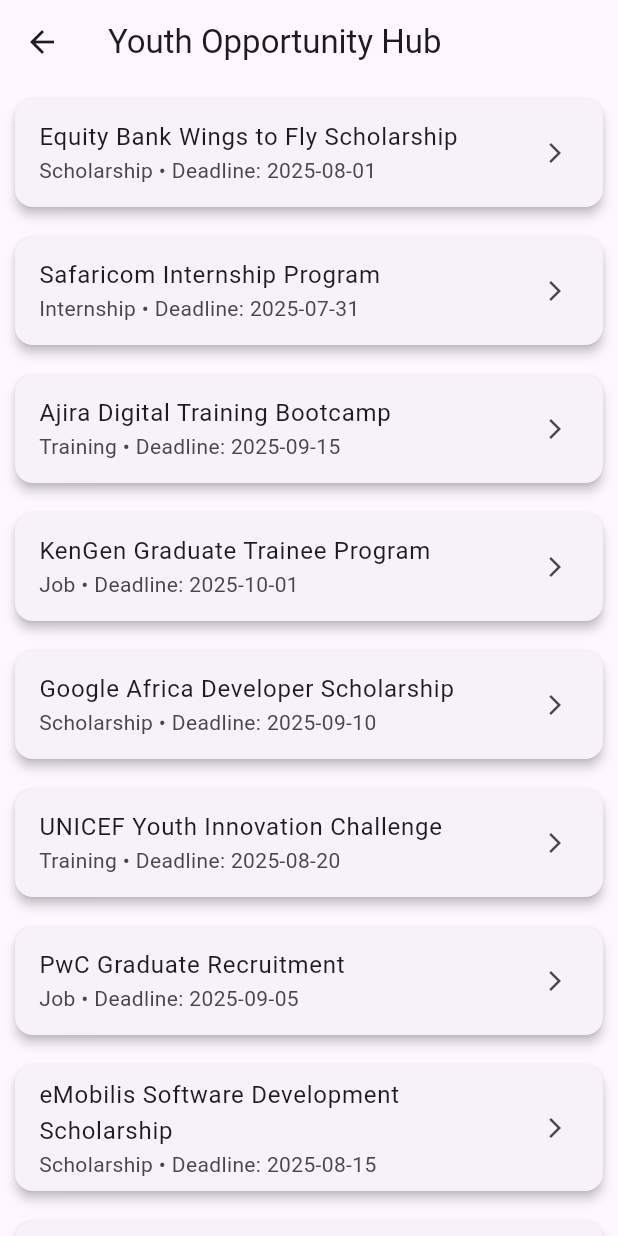
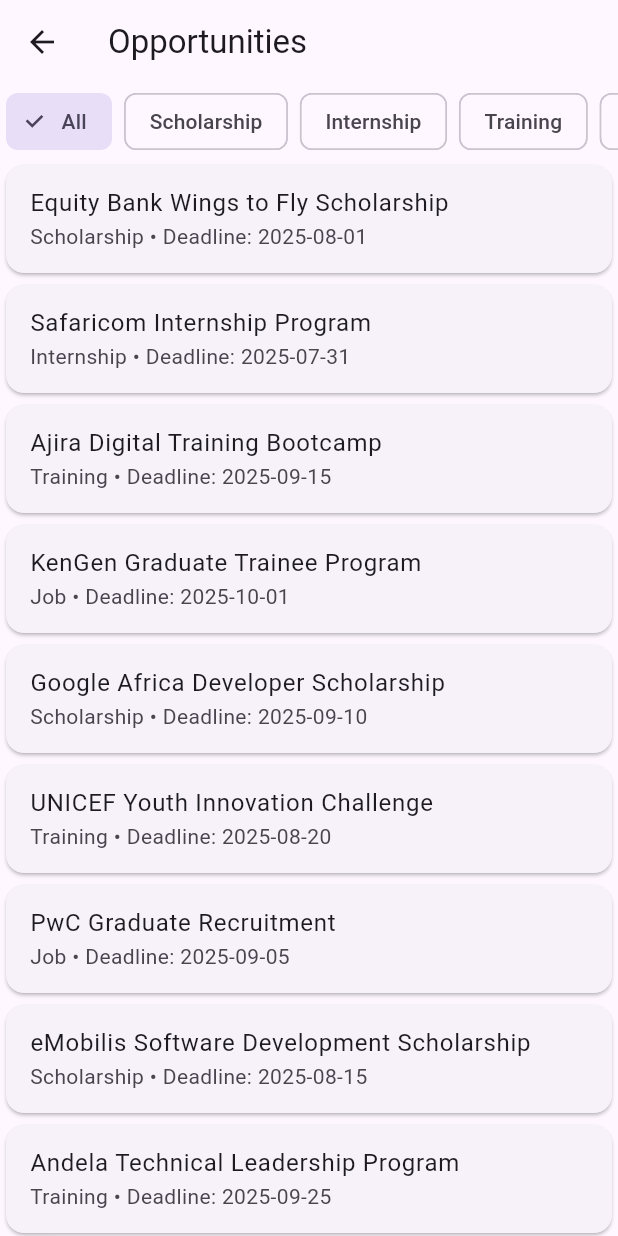
Before and after one commit to bett306/Flutter-project, a Flutter app: the screen it shows after launch, after a tap on "Get Started", on a phone screen of 412 x 824 dp. Run offline on Flutter 3.47's test engine with Material 3 defaults, Android fonts, the phone set to English and light mode, and no system bars; network calls fail.

Commit message:
Updated app Version

```diff
--- /dev/null
+++ b/Prompt guide.txt
@@ -0,0 +1,39 @@
+✅ Youth Opportunity Hub – MVP Progress Summary
+Project Setup: Flutter app initialized with proper folder structure and asset configuration.
+
+Screens Built:
+
+Welcome Screen (Title, image, button)
+
+Login Screen (Username & password fields, login/register buttons)
+
+Home Screen (List of opportunities, category filter, search bar)
+
+Opportunity Detail Screen (Details + Apply link)
+
+Data & Functionality:
+
+Loaded mock data from mock_opportunities.json
+
+Created Opportunity model
+
+
+Integrated image, styled UI, and button interactions
+
+User Experience:
+
+Clean layout using Containers, Columns, Rows
+
+Navigation between screens
+
+Console logging and error handling
+
+
+🔜 Next Steps:
+Add Firebase for real-time data and login
+
+Implement bookmarking
+
+Implemented search and category filtering
+
+Optional: Admin panel and API integration
--- a/lib/models/opportunity_model.dart
+++ b/lib/models/opportunity_model.dart
@@ -2,34 +2,36 @@ class Opportunity {
   final String id;
   final String title;
   final String description;
+  final String type;
   final String deadline;
-  final String type;
   final String applyLink;
 
   Opportunity({
     required this.id,
     required this.title,
     required this.description,
+    required this.type,
     required this.deadline,
-    required this.type,
     required this.applyLink,
   });
 
   factory Opportunity.fromJson(Map<String, dynamic> json) {
     return Opportunity(
-      id: json['id'],
-      title: json['title'],
-      description: json['description'],
-      deadline: json['deadline'],
-      type: json['type'],
-      applyLink: json['applyLink'],
+      id: json['id']?.toString() ?? '',
+      title: json['title']?.toString() ?? '',
+      description: json['description']?.toString() ?? '',
+      type: json['type']?.toString() ?? 'General',
+      deadline: json['deadline']?.toString() ?? 'Not specified',
+      applyLink: json['applyLink']?.toString() ?? '',
     );
   }
 
-  static List<Opportunity> fromList(List<dynamic> jsonList) {
-    return jsonList.map((json) => Opportunity.fromJson(json)).toList();
-  }
-
-  @override
-  String toString() => 'Opportunity(title: $title, type: $type)';
+  Map<String, dynamic> toJson() => {
+    'id': id,
+    'title': title,
+    'description': description,
+    'type': type,
+    'deadline': deadline,
+    'applyLink': applyLink,
+  };
 }
--- a/lib/screens/home_screen.dart
+++ b/lib/screens/home_screen.dart
@@ -1,8 +1,7 @@
 import 'package:flutter/material.dart';
+import '../services/local_data_service.dart';
 import '../models/opportunity_model.dart';
-import '../services/local_data_service.dart';
-import 'details_screen.dart';
-import '../widgets/opportunity_card.dart';
+import 'details_screen.dart'; // Make sure this import exists
 
 class HomeScreen extends StatefulWidget {
   const HomeScreen({super.key});
@@ -12,34 +11,103 @@ class HomeScreen extends StatefulWidget {
 }
 
 class _HomeScreenState extends State<HomeScreen> {
-  List<Opportunity> opportunities = [];
+  late Future<List<Opportunity>> futureOpportunities;
+  String _selectedCategory = 'All';
 
   @override
   void initState() {
     super.initState();
-    loadOpportunities();
+    futureOpportunities = LocalDataService.loadOpportunities();
   }
 
-  Future<void> loadOpportunities() async {
-    final data = await LocalDataService.loadMockOpportunities();
-    setState(() {
-      opportunities = data;
-    });
+  List<String> _getCategories(List<Opportunity> opportunities) {
+    final categories = opportunities.map((opp) => opp.type).toSet().toList();
+    categories.insert(0, 'All');
+    return categories;
+  }
+
+  void _navigateToDetails(BuildContext context, Opportunity opportunity) {
+    Navigator.push(
+      context,
+      MaterialPageRoute(
+        builder: (context) => DetailsScreen(opportunity: opportunity),
+      ),
+    );
   }
 
   @override
   Widget build(BuildContext context) {
     return Scaffold(
-      appBar: AppBar(title: const Text('Youth Opportunity Hub')),
-      body: opportunities.isEmpty
-          ? const Center(child: CircularProgressIndicator())
-          : ListView.builder(
-              itemCount: opportunities.length,
-              itemBuilder: (context, index) {
-                final opportunity = opportunities[index];
-                return OpportunityCard(opportunity: opportunity);
-              },
-            ),
+      appBar: AppBar(title: const Text('Opportunities')),
+      body: FutureBuilder<List<Opportunity>>(
+        future: futureOpportunities,
+        builder: (context, snapshot) {
+          if (snapshot.hasError) {
+            return Center(child: Text('Error: ${snapshot.error}'));
+          }
+          if (!snapshot.hasData) {
+            return const Center(child: CircularProgressIndicator());
+          }
+
+          final opportunities = snapshot.data!;
+          final categories = _getCategories(opportunities);
+
+          return Column(
+            children: [
+              // Category filter chips
+              SizedBox(
+                height: 50,
+                child: ListView.builder(
+                  scrollDirection: Axis.horizontal,
+                  itemCount: categories.length,
+                  itemBuilder: (context, index) {
+                    final category = categories[index];
+                    return Padding(
+                      padding: const EdgeInsets.symmetric(horizontal: 4),
+                      child: FilterChip(
+                        label: Text(category),
+                        selected: _selectedCategory == category,
+                        onSelected: (selected) {
+                          setState(() {
+                            _selectedCategory = selected ? category : 'All';
+                          });
+                        },
+                      ),
+                    );
+                  },
+                ),
+              ),
+
+              // Opportunities list
+              Expanded(
+                child: ListView.builder(
+                  itemCount: opportunities.length,
+                  itemBuilder: (context, index) {
+                    final opp = opportunities[index];
+                    // Filter by selected category
+                    if (_selectedCategory != 'All' &&
+                        opp.type != _selectedCategory) {
+                      return const SizedBox.shrink();
+                    }
+                    return Card(
+                      child: ListTile(
+                        title: Text(opp.title),
+                        subtitle: Text(
+                          '${opp.type} • Deadline: ${opp.deadline}',
+                        ),
+                        onTap: () => _navigateToDetails(
+                          context,
+                          opp,
+                        ), // Added navigation
+                      ),
+                    );
+                  },
+                ),
+              ),
+            ],
+          );
+        },
+      ),
     );
   }
 }
--- a/lib/services/local_data_service.dart
+++ b/lib/services/local_data_service.dart
@@ -1,13 +1,32 @@
 import 'dart:convert';
-import 'package:flutter/services.dart';
+import 'package:flutter/services.dart' show rootBundle;
 import '../models/opportunity_model.dart';
 
 class LocalDataService {
-  static Future<List<Opportunity>> loadMockOpportunities() async {
-    final String response = await rootBundle.loadString(
-      'lib/data/opportunities.json',
-    );
-    final List<dynamic> data = json.decode(response);
-    return Opportunity.fromList(data);
+  static Future<List<Opportunity>> loadOpportunities() async {
+    try {
+      final jsonString = await rootBundle.loadString(
+        'lib/data/opportunities.json',
+      );
+      final List<dynamic> jsonList = json.decode(jsonString);
+      return jsonList.map((json) => Opportunity.fromJson(json)).toList();
+    } catch (e) {
+      print('Error loading opportunities: $e');
+      throw Exception('Failed to load opportunities: $e');
+    }
+  }
+
+  // Alternative version with error handling
+  static Future<List<Opportunity>> getOpportunities() async {
+    try {
+      final jsonString = await rootBundle.loadString(
+        'lib/data/opportunities.json',
+      );
+      final data = await json.decode(jsonString);
+      return (data as List).map((e) => Opportunity.fromJson(e)).toList();
+    } catch (e) {
+      print('Error in getOpportunities: $e');
+      return [];
+    }
   }
 }
--- a/lib/utils/constants.dart
+++ b/lib/utils/constants.dart
@@ -1,4 +1,6 @@
 import 'package:flutter/material.dart';
+
+const primaryColor = Color(0xFF1976D2);
 
 class AppConstants {
   static const appTitle = "Youth Opportunity Hub";
```
